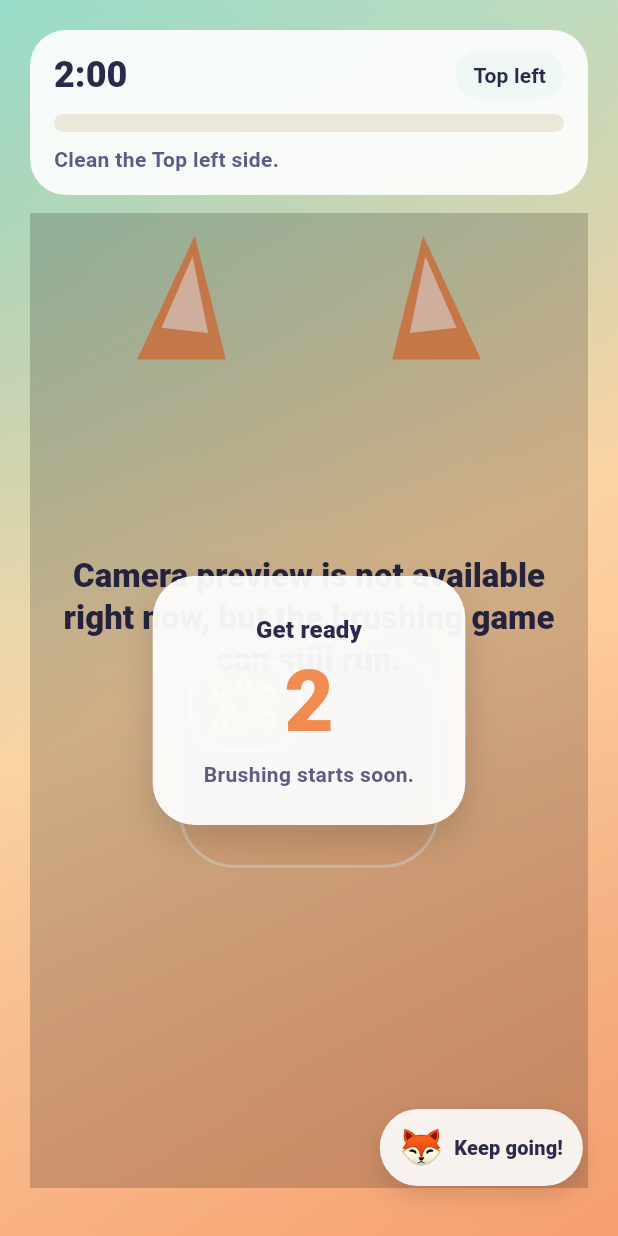
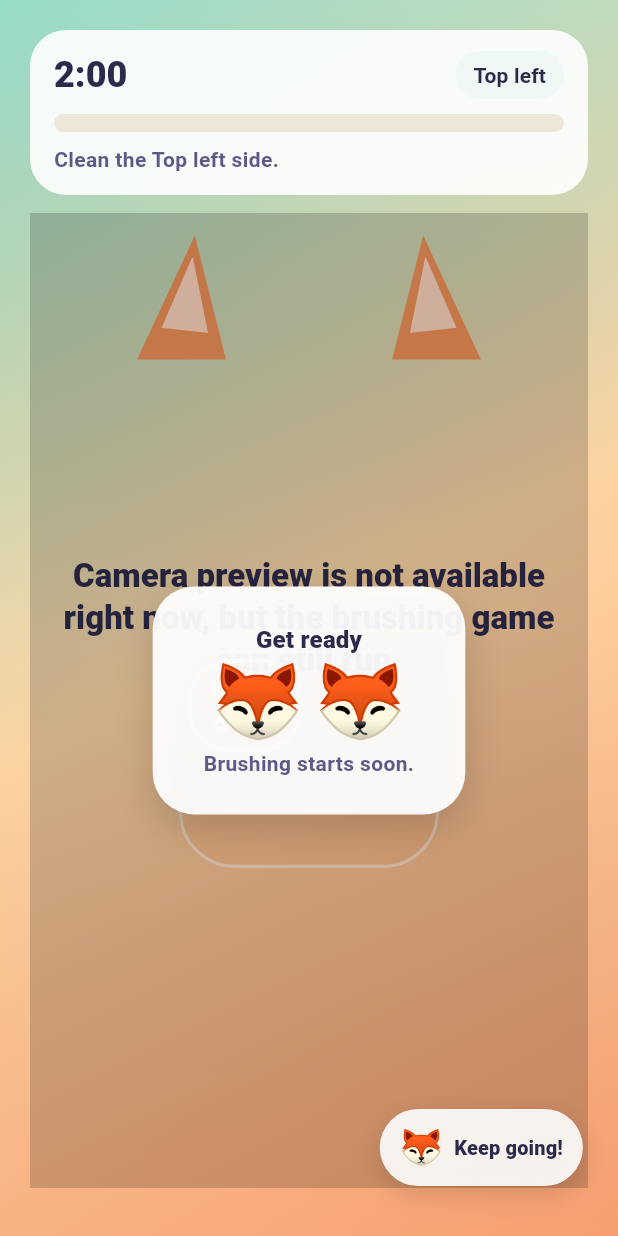
Before and after one commit to Hemyulin/better-brushing, a Flutter app: the CameraGameScreen screen opened directly with empty values, on a phone screen of 412 x 824 dp. Run offline on Flutter 3.47's test engine with Material 3 defaults, Android fonts, the light colour scheme and no system bars; our stand-ins replace camera; missing offline and left inert: mediapipe_face_mesh.

Commit message:
Show character icons in countdown

```diff
--- a/lib/screens/camera_game_screen.dart
+++ b/lib/screens/camera_game_screen.dart
@@ -534,6 +534,7 @@ class _CameraGameScreenState extends State<CameraGameScreen>
                               Positioned.fill(
                                 child: _CountdownOverlay(
                                   remaining: _countdownRemaining!,
+                                  character: widget.character,
                                   color: _themeColor,
                                 ),
                               ),
@@ -1471,9 +1472,14 @@ class _PausedOverlay extends StatelessWidget {
 }
 
 class _CountdownOverlay extends StatelessWidget {
-  const _CountdownOverlay({required this.remaining, required this.color});
+  const _CountdownOverlay({
+    required this.remaining,
+    required this.character,
+    required this.color,
+  });
 
   final int remaining;
+  final BrushingCharacter character;
   final Color color;
 
   @override
@@ -1512,13 +1518,18 @@ class _CountdownOverlay extends StatelessWidget {
                   duration: const Duration(milliseconds: 220),
                   transitionBuilder: (child, animation) =>
                       ScaleTransition(scale: animation, child: child),
-                  child: Text(
-                    '$remaining',
+                  child: Wrap(
                     key: ValueKey(remaining),
-                    style: Theme.of(context).textTheme.displayLarge?.copyWith(
-                      fontWeight: FontWeight.w900,
-                      color: color,
-                    ),
+                    alignment: WrapAlignment.center,
+                    spacing: 8,
+                    runSpacing: 4,
+                    children: [
+                      for (var i = 0; i < remaining; i++)
+                        Text(
+                          character.emoji,
+                          style: const TextStyle(fontSize: 48, height: 1.05),
+                        ),
+                    ],
                   ),
                 ),
                 const SizedBox(height: 6),
```
